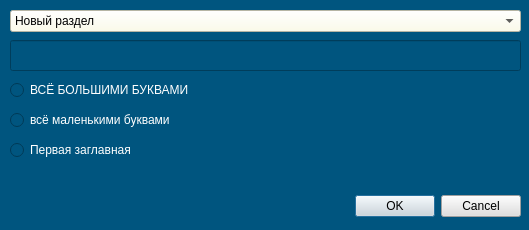
dimanchik79/Hierarchic, file UI/add_items.ui: the form before one commit.
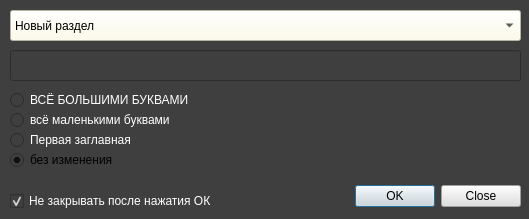
The form after the commit.

The edit to the form file:
```diff
--- a/UI/add_items.ui
+++ b/UI/add_items.ui
@@ -7,20 +7,20 @@
     <x>0</x>
     <y>0</y>
     <width>529</width>
-    <height>230</height>
+    <height>219</height>
    </rect>
   </property>
   <property name="windowTitle">
    <string>ДОБАВЛЕНИЕ РАЗДЕЛОВ</string>
   </property>
   <property name="styleSheet">
-   <string notr="true">background-color: rgb(0, 85, 127)</string>
+   <string notr="true">background-color: rgb(63, 63, 63);</string>
   </property>
   <widget class="QDialogButtonBox" name="buttonBox">
    <property name="geometry">
     <rect>
      <x>330</x>
-     <y>190</y>
+     <y>180</y>
      <width>191</width>
      <height>32</height>
     </rect>
@@ -32,14 +32,14 @@
     <enum>Qt::Horizontal</enum>
    </property>
    <property name="standardButtons">
-    <set>QDialogButtonBox::Cancel|QDialogButtonBox::Ok</set>
+    <set>QDialogButtonBox::Close|QDialogButtonBox::Ok</set>
    </property>
   </widget>
   <widget class="QLineEdit" name="name">
    <property name="geometry">
     <rect>
      <x>10</x>
-     <y>40</y>
+     <y>50</y>
      <width>511</width>
      <height>31</height>
     </rect>
@@ -54,7 +54,7 @@
      <x>10</x>
      <y>10</y>
      <width>511</width>
-     <height>22</height>
+     <height>31</height>
     </rect>
    </property>
    <property name="styleSheet">
@@ -82,7 +82,7 @@
     <rect>
      <x>10</x>
      <y>110</y>
-     <width>181</width>
+     <width>171</width>
      <height>20</height>
     </rect>
    </property>
@@ -97,7 +97,7 @@
    <property name="geometry">
     <rect>
      <x>10</x>
-     <y>80</y>
+     <y>90</y>
      <width>181</width>
      <height>20</height>
     </rect>
@@ -113,8 +113,8 @@
    <property name="geometry">
     <rect>
      <x>10</x>
-     <y>140</y>
-     <width>181</width>
+     <y>130</y>
+     <width>131</width>
      <height>20</height>
     </rect>
    </property>
@@ -125,6 +125,47 @@
     <string>Первая заглавная</string>
    </property>
   </widget>
+  <widget class="QRadioButton" name="r_b4">
+   <property name="geometry">
+    <rect>
+     <x>10</x>
+     <y>150</y>
+     <width>111</width>
+     <height>20</height>
+    </rect>
+   </property>
+   <property name="styleSheet">
+    <string notr="true">color: rgb(255, 255, 255);
+QRadioButton::indicator {
+ 	background-color: lightgreen;
+ 	}</string>
+   </property>
+   <property name="text">
+    <string>без изменения</string>
+   </property>
+   <property name="checked">
+    <bool>true</bool>
+   </property>
+  </widget>
+  <widget class="QCheckBox" name="closent">
+   <property name="geometry">
+    <rect>
+     <x>10</x>
+     <y>191</y>
+     <width>221</width>
+     <height>20</height>
+    </rect>
+   </property>
+   <property name="styleSheet">
+    <string notr="true">color: rgb(255, 255, 255);</string>
+   </property>
+   <property name="text">
+    <string>Не закрывать после нажатия ОК</string>
+   </property>
+   <property name="checked">
+    <bool>true</bool>
+   </property>
+  </widget>
  </widget>
  <tabstops>
   <tabstop>cb</tabstop>
```
Left out of the diff: 2 changed lines with no effect on the pictures.
